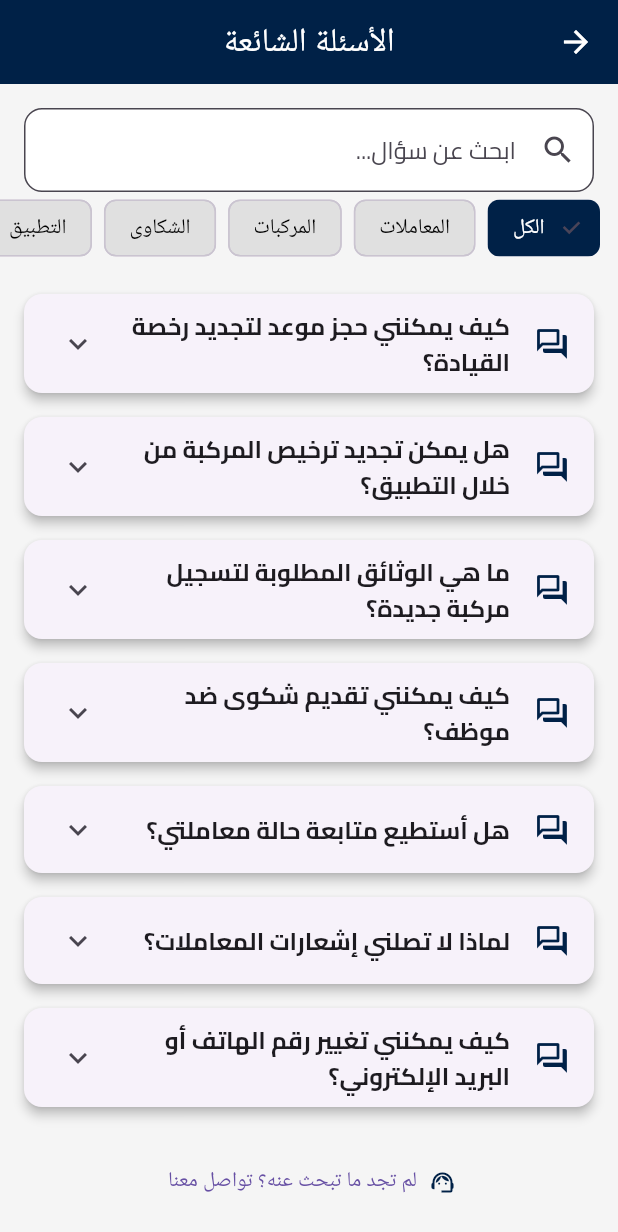
After one commit to osamadweikat/Traffic-Department-Frontend, a Flutter app: the FAQScreen screen opened directly, on a phone screen of 412 x 824 dp. The commit adds this screen. Shown: the top 1232 px of the screen. Run offline on Flutter 3.47's test engine with Material 3 defaults, Android fonts, the phone set to English and light mode, and no system bars; our stand-ins replace image_picker, permission_handler, shared_preferences; accounts and stored records are empty.

Commit message:
add faq screen

```diff
--- /dev/null
+++ b/lib/screens/faq/faq_screen.dart
@@ -0,0 +1,190 @@
+import 'package:flutter/material.dart';
+import '/theme/app_theme.dart';
+import 'package:traffic_department/screens/contact/contact_us_screen.dart';
+
+class FAQScreen extends StatefulWidget {
+  const FAQScreen({super.key});
+
+  @override
+  State<FAQScreen> createState() => _FAQScreenState();
+}
+
+class _FAQScreenState extends State<FAQScreen> {
+  final List<Map<String, String>> faqs = [
+    {
+      "category": "المعاملات",
+      "question": "كيف يمكنني حجز موعد لتجديد رخصة القيادة؟",
+      "answer": "يمكنك حجز الموعد من خلال قسم 'معاملاتي'، ثم اختيار 'حجز موعد جديد' واتباع الخطوات المعروضة."
+    },
+    {
+      "category": "المركبات",
+      "question": "هل يمكن تجديد ترخيص المركبة من خلال التطبيق؟",
+      "answer": "نعم، يمكنك الدخول إلى صفحة 'مركباتي'، ثم اختيار المركبة والضغط على 'تجديد الترخيص'."
+    },
+    {
+      "category": "المركبات",
+      "question": "ما هي الوثائق المطلوبة لتسجيل مركبة جديدة؟",
+      "answer": "الوثائق تشمل إثبات الملكية، بطاقة الهوية، وفحص فني ساري المفعول."
+    },
+    {
+      "category": "الشكاوى",
+      "question": "كيف يمكنني تقديم شكوى ضد موظف؟",
+      "answer": "توجه إلى صفحة 'الشكاوى والاقتراحات'، واختر 'مشكلة مع الموظف'، ثم املأ النموذج بالمعلومات اللازمة."
+    },
+    {
+      "category": "المعاملات",
+      "question": "هل أستطيع متابعة حالة معاملتي؟",
+      "answer": "نعم، من خلال 'معاملاتي'، يمكنك الاطلاع على حالة الطلب: قيد المراجعة، مكتملة، أو مرفوضة."
+    },
+    {
+      "category": "التطبيق",
+      "question": "لماذا لا تصلني إشعارات المعاملات؟",
+      "answer": "تأكد من تفعيل الإشعارات من الإعدادات العامة، وتحقق من إعدادات الهاتف أيضًا."
+    },
+    {
+      "category": "الحساب",
+      "question": "كيف يمكنني تغيير رقم الهاتف أو البريد الإلكتروني؟",
+      "answer": "من خلال 'الملف الشخصي'، يمكنك تعديل معلومات الاتصال وحفظها."
+    },
+    {
+      "category": "عام",
+      "question": "ما هي ساعات عمل دائرة السير؟",
+      "answer": "من الأحد إلى الخميس، من الساعة 8 صباحًا حتى الساعة 3 مساءً."
+    },
+    {
+      "category": "التطبيق",
+      "question": "هل يمكن استخدام التطبيق دون اتصال بالإنترنت؟",
+      "answer": "يمكنك استعراض بعض البيانات مثل المركبات، لكن المعاملات والشكاوى تتطلب اتصالًا بالإنترنت."
+    },
+    {
+      "category": "التطبيق",
+      "question": "ماذا أفعل إذا واجهت مشكلة في التطبيق؟",
+      "answer": "انتقل إلى صفحة 'تواصل مع دائرة السير' أو قدم شكوى عبر 'الشكاوى والاقتراحات' تحت 'مشكلة في الخدمات أو التطبيق'."
+    },
+  ];
+
+  String _searchQuery = '';
+  String _selectedCategory = 'الكل';
+
+  List<String> get categories => ["الكل", ...{
+        ...faqs.map((f) => f['category']!).toSet()
+      }];
+
+  @override
+  Widget build(BuildContext context) {
+    final filteredFaqs = faqs.where((faq) {
+      final matchesCategory = _selectedCategory == "الكل" || faq['category'] == _selectedCategory;
+      final matchesSearch = faq['question']!.toLowerCase().contains(_searchQuery.toLowerCase());
+      return matchesCategory && matchesSearch;
+    }).toList();
+
+    return Directionality(
+      textDirection: TextDirection.rtl,
+      child: Scaffold(
+        appBar: AppBar(
+          title: const Text("الأسئلة الشائعة"),
+          backgroundColor: AppTheme.navy,
+          centerTitle: true,
+        ),
+        backgroundColor: AppTheme.lightGrey,
+        body: Column(
+          children: [
+            Padding(
+              padding: const EdgeInsets.fromLTRB(16, 16, 16, 4),
+              child: TextField(
+                onChanged: (value) => setState(() => _searchQuery = value),
+                decoration: InputDecoration(
+                  prefixIcon: const Icon(Icons.search),
+                  hintText: "ابحث عن سؤال...",
+                  filled: true,
+                  fillColor: Colors.white,
+                  border: OutlineInputBorder(borderRadius: BorderRadius.circular(12)),
+                ),
+              ),
+            ),
+            SizedBox(
+              height: 40,
+              child: ListView(
+                scrollDirection: Axis.horizontal,
+                padding: const EdgeInsets.symmetric(horizontal: 8),
+                children: categories.map((cat) {
+                  final isSelected = _selectedCategory == cat;
+                  return Padding(
+                    padding: const EdgeInsets.symmetric(horizontal: 4),
+                    child: ChoiceChip(
+                      label: Text(cat),
+                      selected: isSelected,
+                      onSelected: (_) => setState(() => _selectedCategory = cat),
+                      selectedColor: AppTheme.navy,
+                      backgroundColor: Colors.grey[300],
+                      labelStyle: TextStyle(color: isSelected ? Colors.white : Colors.black),
+                    ),
+                  );
+                }).toList(),
+              ),
+            ),
+            Expanded(
+              child: filteredFaqs.isEmpty
+                  ? const Center(child: Text("لا توجد نتائج مطابقة"))
+                  : ListView.builder(
+                      padding: const EdgeInsets.all(16),
+                      itemCount: filteredFaqs.length,
+                      itemBuilder: (context, index) {
+                        final item = filteredFaqs[index];
+                        return Card(
+                          margin: const EdgeInsets.symmetric(vertical: 8),
+                          shape: RoundedRectangleBorder(borderRadius: BorderRadius.circular(12)),
+                          elevation: 3,
+                          child: Theme(
+                            data: Theme.of(context).copyWith(dividerColor: Colors.transparent),
+                            child: ExpansionTile(
+                              leading: const Icon(Icons.question_answer_outlined, color: AppTheme.navy),
+                              title: Text(
+                                item['question']!,
+                                style: const TextStyle(fontWeight: FontWeight.bold),
+                              ),
+                              children: [
+                                Padding(
+                                  padding: const EdgeInsets.all(12),
+                                  child: Column(
+                                    crossAxisAlignment: CrossAxisAlignment.start,
+                                    children: [
+                                      Text(
+                                        item['answer']!,
+                                        style: const TextStyle(height: 1.6),
+                                      ),
+                                      const SizedBox(height: 12),
+                                      Row(
+                                        children: [
+                                          const Text("هل كانت هذه الإجابة مفيدة؟"),
+                                          const Spacer(),
+                                          IconButton(icon: const Icon(Icons.thumb_up_alt_outlined), onPressed: () {}),
+                                          IconButton(icon: const Icon(Icons.thumb_down_alt_outlined), onPressed: () {}),
+                                        ],
+                                      ),
+                                    ],
+                                  ),
+                                ),
+                              ],
+                            ),
+                          ),
+                        );
+                      },
+                    ),
+            ),
+            Padding(
+              padding: const EdgeInsets.all(12),
+              child: TextButton.icon(
+                onPressed: () {
+                  Navigator.push(context, MaterialPageRoute(builder: (_) => const ContactUsScreen()));
+                },
+                icon: const Icon(Icons.support_agent, color: AppTheme.navy),
+                label: const Text("لم تجد ما تبحث عنه؟ تواصل معنا"),
+              ),
+            )
+          ],
+        ),
+      ),
+    );
+  }
+}
--- a/lib/widgets/custom_drawer.dart
+++ b/lib/widgets/custom_drawer.dart
@@ -5,6 +5,8 @@ import 'package:traffic_department/screens/transactions/transactions_screen.dart
 import 'package:traffic_department/screens/vehicles/vehicles_screen.dart';
 import 'package:traffic_department/screens/complaints/complaints_suggestions_screen.dart';
 import 'package:traffic_department/screens/settings/general_settings_screen.dart';
+import 'package:traffic_department/screens/faq/faq_screen.dart';
+
 import '../theme/app_theme.dart';
 
 class CustomDrawer extends StatelessWidget {
@@ -23,7 +25,10 @@ class CustomDrawer extends StatelessWidget {
             UserAccountsDrawerHeader(
               margin: EdgeInsets.zero,
               decoration: const BoxDecoration(color: AppTheme.navy),
-              accountName: const Text('مرحبا، المستخدم', style: TextStyle(fontWeight: FontWeight.bold)),
+              accountName: const Text(
+                'مرحبا، المستخدم',
+                style: TextStyle(fontWeight: FontWeight.bold),
+              ),
               accountEmail: const Text('مفعل - آخر دخول: قبل دقيقة'),
               currentAccountPicture: CircleAvatar(
                 backgroundColor: AppTheme.yellow,
@@ -32,53 +37,107 @@ class CustomDrawer extends StatelessWidget {
             ),
 
             _buildSectionHeader("الحساب"),
-            _buildListTile(Icons.person, "الملف الشخصي", iconColor: AppTheme.navy, onTap: () {
-              Navigator.push(context, MaterialPageRoute(
-                builder: (_) => const ProfileScreen(
+            _buildListTile(
+              Icons.person,
+              "الملف الشخصي",
+              iconColor: AppTheme.navy,
+              onTap: () {
+                Navigator.push(
+                  context,
+                  MaterialPageRoute(
+                    builder:
+                        (_) => const ProfileScreen(
                           fullName: "محمد أحمد خالد علي",
                           nationalId: "1234567890",
                           birthDate: "1999-01-01",
                         ),
-              ));
-            }),
-            _buildListTile(Icons.assignment, "معاملاتي", iconColor: Colors.brown.shade700, onTap: () {
-              Navigator.push(context, MaterialPageRoute(
-                builder: (_) => const TransactionsScreen(),
-              ));
-            }),
+                  ),
+                );
+              },
+            ),
+            _buildListTile(
+              Icons.assignment,
+              "معاملاتي",
+              iconColor: Colors.brown.shade700,
+              onTap: () {
+                Navigator.push(
+                  context,
+                  MaterialPageRoute(builder: (_) => const TransactionsScreen()),
+                );
+              },
+            ),
 
             const Divider(),
 
             _buildSectionHeader("المركبات"),
-            _buildListTile(Icons.directions_car, "مركباتي", iconColor: Colors.indigo, onTap: () {
-              Navigator.push(context, MaterialPageRoute(
-                builder: (_) => const VehiclesScreen(),
-              ));
-            }),
+            _buildListTile(
+              Icons.directions_car,
+              "مركباتي",
+              iconColor: Colors.indigo,
+              onTap: () {
+                Navigator.push(
+                  context,
+                  MaterialPageRoute(builder: (_) => const VehiclesScreen()),
+                );
+              },
+            ),
 
             const Divider(),
 
             _buildSectionHeader("المساعدة"),
-            _buildListTile(Icons.support_agent, "الشكاوى والاقتراحات", iconColor: Colors.green, onTap: () {
-              Navigator.push(context, MaterialPageRoute(
+            _buildListTile(
+              Icons.support_agent,
+              "الشكاوى والاقتراحات",
+              iconColor: Colors.green,
+              onTap: () {
+                Navigator.push(
+                  context,
+                  MaterialPageRoute(
                     builder: (_) => const ComplaintsSuggestionsScreen(),
-              ));
-            }),
-            _buildListTile(Icons.question_answer, "الأسئلة الشائعة", iconColor: Colors.blueGrey),
-            _buildListTile(Icons.phone_in_talk, "تواصل مع دائرة السير", iconColor: Colors.teal, onTap: () {
-              Navigator.push(context, MaterialPageRoute(
-                builder: (_) => const ContactUsScreen(),
-              ));
-            }),
+                  ),
+                );
+              },
+            ),
+            _buildListTile(
+              Icons.question_answer,
+              "الأسئلة الشائعة",
+              iconColor: Colors.blueGrey,
+              onTap: () {
+                Navigator.push(
+                  context,
+                  MaterialPageRoute(builder: (_) => const FAQScreen()),
+                );
+              },
+            ),
+
+            _buildListTile(
+              Icons.phone_in_talk,
+              "تواصل مع دائرة السير",
+              iconColor: Colors.teal,
+              onTap: () {
+                Navigator.push(
+                  context,
+                  MaterialPageRoute(builder: (_) => const ContactUsScreen()),
+                );
+              },
+            ),
 
             const Divider(),
 
             _buildSectionHeader("الإعدادات"),
-            _buildListTile(Icons.settings, "الإعدادات العامة", iconColor: Colors.deepPurple, onTap: () {
-              Navigator.push(context, MaterialPageRoute(
+            _buildListTile(
+              Icons.settings,
+              "الإعدادات العامة",
+              iconColor: Colors.deepPurple,
+              onTap: () {
+                Navigator.push(
+                  context,
+                  MaterialPageRoute(
                     builder: (_) => const GeneralSettingsScreen(),
-              ));
-            }),
+                  ),
+                );
+              },
+            ),
 
             const Divider(height: 24),
 
@@ -86,7 +145,10 @@ class CustomDrawer extends StatelessWidget {
               leading: const Icon(Icons.logout, color: Colors.red),
               title: const Text(
                 "تسجيل خروج",
-                style: TextStyle(color: Colors.red, fontWeight: FontWeight.bold),
+                style: TextStyle(
+                  color: Colors.red,
+                  fontWeight: FontWeight.bold,
+                ),
               ),
               onTap: () {
                 Navigator.pushReplacementNamed(context, '/login');
@@ -103,12 +165,21 @@ class CustomDrawer extends StatelessWidget {
       padding: const EdgeInsets.symmetric(horizontal: 16, vertical: 6),
       child: Text(
         title,
-        style: const TextStyle(fontSize: 16, fontWeight: FontWeight.bold, color: Colors.black54),
+        style: const TextStyle(
+          fontSize: 16,
+          fontWeight: FontWeight.bold,
+          color: Colors.black54,
+        ),
       ),
     );
   }
 
-  Widget _buildListTile(IconData icon, String title, {VoidCallback? onTap, Color? iconColor}) {
+  Widget _buildListTile(
+    IconData icon,
+    String title, {
+    VoidCallback? onTap,
+    Color? iconColor,
+  }) {
     return ListTile(
       leading: Icon(icon, color: iconColor ?? Colors.black87, size: 22),
       title: Text(title, style: const TextStyle(fontSize: 15)),
```
Lines whose indentation alone changed are shown as unchanged.
